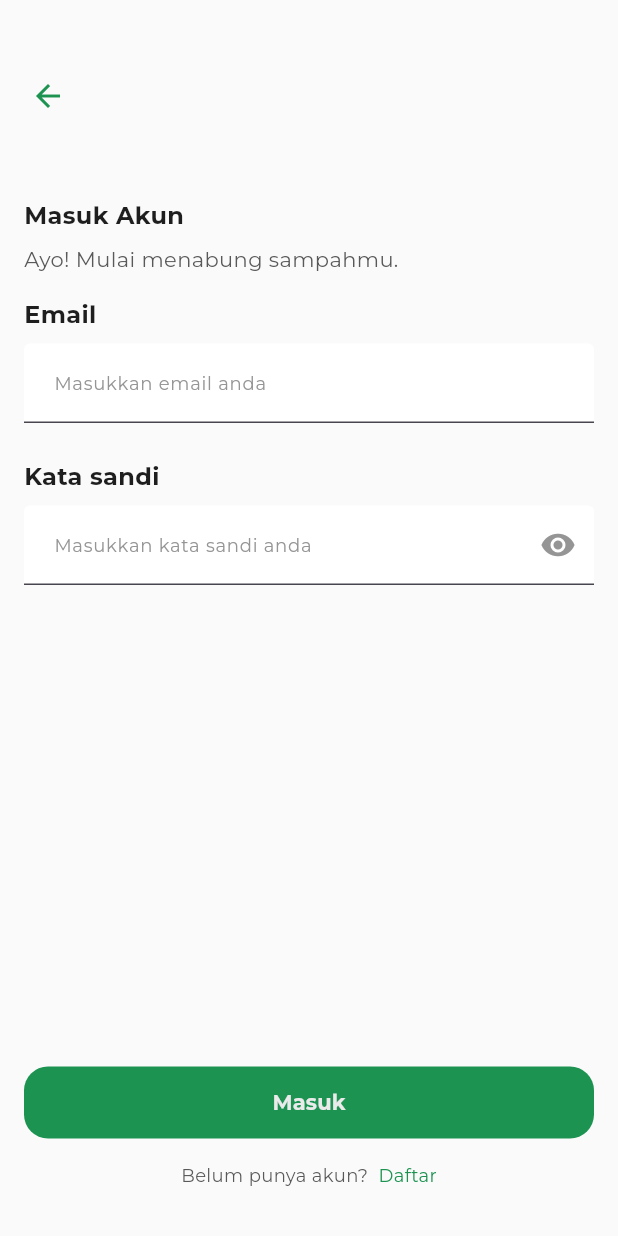
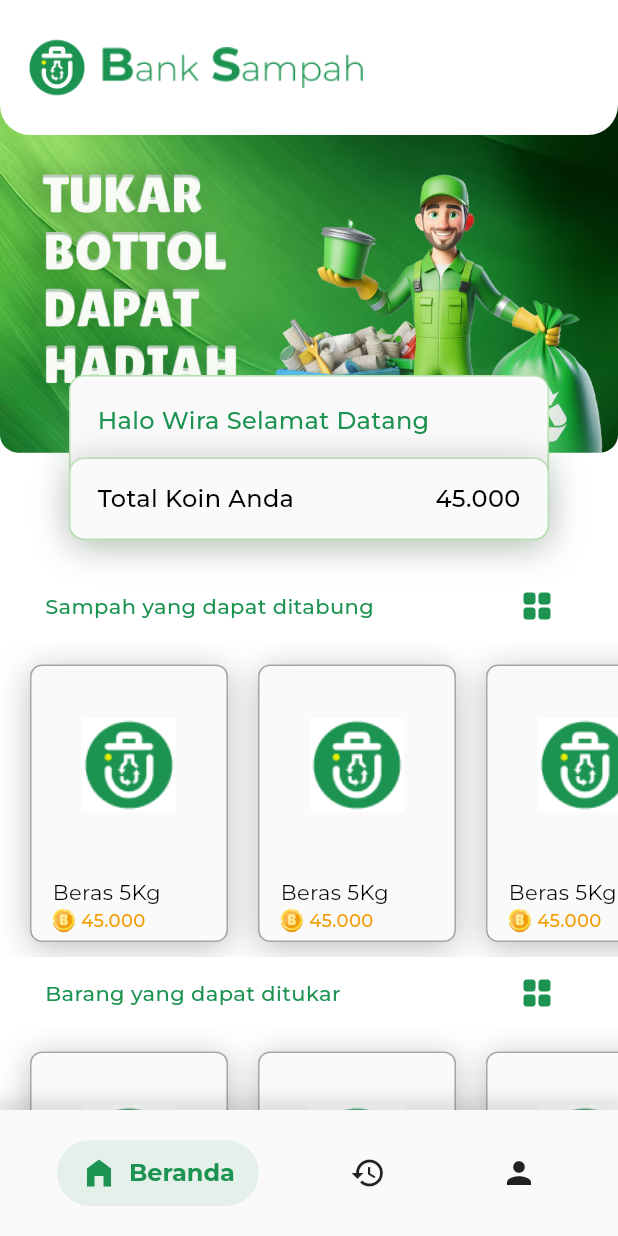
Before and after one commit to WiraRespati/bank_sampah, a Flutter app: the LoginPage screen opened directly, after a tap on "Masuk", on a phone screen of 412 x 824 dp. Run offline on Flutter 3.47's test engine with Material 3 defaults, Android fonts, the phone set to English and light mode, and no system bars; drawn by our look-alikes of auto_size_text, salomon_bottom_bar; our stand-ins replace firebase_core, get, google_fonts; accounts and stored records are empty.

Commit message:
Slicing UI Home Page

```diff
--- /dev/null
+++ b/lib/controller/user/bottom_navbar_controller.dart
@@ -0,0 +1,9 @@
+import 'package:get/get.dart';
+
+class BottomNavbarController extends GetxController {
+  var currentIndex = 0.obs;
+
+  void changeIndex(int index) {
+    currentIndex.value = index;
+  }
+}
--- a/lib/main.dart
+++ b/lib/main.dart
@@ -1,6 +1,6 @@
 import 'package:bank_sampah/firebase_options.dart';
 import 'package:bank_sampah/utils/color_constant.dart';
-import 'package:bank_sampah/view/user/register/register_page.dart';
+import 'package:bank_sampah/view/user/onboarding/onboarding_page.dart';
 import 'package:firebase_core/firebase_core.dart';
 import 'package:flutter/material.dart';
 import 'package:get/get_navigation/src/root/get_material_app.dart';
@@ -25,7 +25,7 @@ class MyApp extends StatelessWidget {
         ),
       ),
       debugShowCheckedModeBanner: false,
-      home: const RegisterPage(),
+      home:  const OnboardingPage(),
     );
   }
 }
--- /dev/null
+++ b/lib/view/user/bottom_navbar/bottom_navbar.dart
@@ -0,0 +1,89 @@
+import 'package:bank_sampah/controller/user/bottom_navbar_controller.dart';
+import 'package:bank_sampah/utils/color_constant.dart';
+import 'package:bank_sampah/utils/text_style_constant.dart';
+import 'package:bank_sampah/view/user/home/home_page.dart';
+import 'package:flutter/material.dart';
+import 'package:get/get.dart';
+import 'package:salomon_bottom_bar/salomon_bottom_bar.dart';
+
+class BottomNavbar extends StatelessWidget {
+  BottomNavbar({super.key});
+
+  final BottomNavbarController controller = Get.put(BottomNavbarController());
+
+  @override
+  Widget build(BuildContext context) {
+    return Scaffold(
+      body: Obx(() => Center(
+            child: _getSelectedWidget(controller.currentIndex.value),
+          )),
+      bottomNavigationBar: Obx(() => Container(
+            height: 84,
+            padding: const EdgeInsets.symmetric(horizontal: 30),
+            decoration: BoxDecoration(
+              color: ColorNeutral.neutral50,
+              boxShadow: [
+                BoxShadow(
+                  color: Colors.black.withOpacity(0.1),
+                  spreadRadius: 5,
+                  blurRadius: 7,
+                  offset: const Offset(0, -3),
+                ),
+              ],
+            ),
+            child: SalomonBottomBar(
+              backgroundColor: ColorNeutral.neutral50,
+              currentIndex: controller.currentIndex.value,
+              onTap: (index) {
+                controller.changeIndex(index);
+              },
+              items: [
+                SalomonBottomBarItem(
+                  icon: const Icon(Icons.home_filled),
+                  title: Text(
+                    "Beranda",
+                    style: TextStyleCollection.captionBold.copyWith(
+                      fontSize: 16,
+                    ),
+                  ),
+                  selectedColor: ColorPrimary.primary100,
+                ),
+                SalomonBottomBarItem(
+                  icon: const Icon(Icons.history),
+                  title: Text(
+                    "Riwayat",
+                    style: TextStyleCollection.captionBold.copyWith(
+                      fontSize: 16,
+                    ),
+                  ),
+                  selectedColor: ColorPrimary.primary100,
+                ),
+                SalomonBottomBarItem(
+                  icon: const Icon(Icons.person),
+                  title: Text(
+                    "Profil",
+                    style: TextStyleCollection.captionBold.copyWith(
+                      fontSize: 16,
+                    ),
+                  ),
+                  selectedColor: ColorPrimary.primary100,
+                ),
+              ],
+            ),
+          )),
+    );
+  }
+
+  Widget _getSelectedWidget(int index) {
+    switch (index) {
+      case 0:
+        return const Center(child: HomePage());
+      case 1:
+        return const Center(child: Text("History Page"));
+      case 2:
+        return const Center(child: Text("Profile Page"));
+      default:
+        return const Center(child: Text("Home Page"));
+    }
+  }
+}
--- /dev/null
+++ b/lib/view/user/home/home_page.dart
@@ -0,0 +1,257 @@
+import 'package:bank_sampah/utils/color_constant.dart';
+import 'package:bank_sampah/utils/text_style_constant.dart';
+import 'package:bank_sampah/view/user/home/item_home_widget.dart';
+import 'package:flutter/material.dart';
+
+class HomePage extends StatelessWidget {
+  const HomePage({super.key});
+
+  @override
+  Widget build(BuildContext context) {
+    return Scaffold(
+      backgroundColor: ColorCollection.white,
+      body: SingleChildScrollView(
+        child: Column(
+          children: [
+            SizedBox(
+              height: 380,
+              width: double.infinity,
+              child: Stack(
+                children: [
+                  Padding(
+                    padding: const EdgeInsets.only(top: 70),
+                    child: ClipRRect(
+                      borderRadius: const BorderRadius.only(
+                        bottomLeft: Radius.circular(12),
+                        bottomRight: Radius.circular(12),
+                      ),
+                      child: Image.asset(
+                        'assets/images/banner_home.png',
+                        width: double.infinity,
+                      ),
+                    ),
+                  ),
+                  Container(
+                    height: 90,
+                    width: double.infinity,
+                    decoration: BoxDecoration(
+                      color: ColorCollection.white,
+                      borderRadius: const BorderRadius.only(
+                        bottomLeft: Radius.circular(20),
+                        bottomRight: Radius.circular(20),
+                      ),
+                    ),
+                    child: Row(
+                      children: [
+                        Row(
+                          children: [
+                            const SizedBox(
+                              width: 18,
+                            ),
+                            Image.asset(
+                              'assets/images/logobanksampah.jpg',
+                              height: 40,
+                              width: 40,
+                            ),
+                            const SizedBox(
+                              width: 10,
+                            ),
+                            Image.asset(
+                              'assets/images/banksampah_title.jpg',
+                              height: 37,
+                              width: 174,
+                            ),
+                          ],
+                        ),
+                      ],
+                    ),
+                  ),
+                  Positioned(
+                    top: 250,
+                    left: 0,
+                    right: 0,
+                    child: Center(
+                      child: Stack(
+                        children: [
+                          Container(
+                            padding: const EdgeInsets.only(
+                              left: 18,
+                              right: 2,
+                            ),
+                            height: 110,
+                            width: 320,
+                            decoration: BoxDecoration(
+                              color: ColorNeutral.neutral50,
+                              border: Border.all(
+                                color: const Color(0xFFB6E0B1),
+                                width: 1,
+                              ),
+                              borderRadius: const BorderRadius.only(
+                                topLeft: Radius.circular(10),
+                                topRight: Radius.circular(10),
+                                bottomLeft: Radius.circular(10),
+                                bottomRight: Radius.circular(10),
+                              ),
+                              boxShadow: [
+                                BoxShadow(
+                                  color:
+                                      const Color(0xFFB6E0B1).withOpacity(0.25),
+                                  offset: const Offset(0, 4),
+                                  blurRadius: 20,
+                                  spreadRadius: 0,
+                                ),
+                              ],
+                            ),
+                            child: Padding(
+                              padding: const EdgeInsets.only(top: 18),
+                              child: Text(
+                                "Halo Wira Selamat Datang",
+                                style:
+                                    TextStyleCollection.captionMedium.copyWith(
+                                  fontSize: 16,
+                                  color: ColorPrimary.primary100,
+                                ),
+                              ),
+                            ),
+                          ),
+                          Positioned(
+                            top: 55,
+                            child: Container(
+                                height: 55,
+                                width: 320,
+                                decoration: BoxDecoration(
+                                  color: ColorNeutral.neutral50,
+                                  border: Border.all(
+                                    color: const Color(0xFFB6E0B1),
+                                    width: 1,
+                                  ),
+                                  borderRadius: BorderRadius.circular(10),
+                                  boxShadow: [
+                                    BoxShadow(
+                                      color: const Color(0xFF000000)
+                                          .withOpacity(0.25),
+                                      offset: const Offset(0, 4),
+                                      blurRadius: 20,
+                                      spreadRadius: 0,
+                                    ),
+                                  ],
+                                ),
+                                child: Row(
+                                  mainAxisAlignment:
+                                      MainAxisAlignment.spaceBetween,
+                                  children: [
+                                    Padding(
+                                      padding: const EdgeInsets.only(
+                                        left: 18,
+                                      ),
+                                      child: Text(
+                                        "Total Koin Anda",
+                                        style: TextStyleCollection.captionMedium
+                                            .copyWith(
+                                          fontSize: 16,
+                                          color: ColorCollection.black,
+                                        ),
+                                      ),
+                                    ),
+                                    Padding(
+                                      padding: const EdgeInsets.only(
+                                        right: 18,
+                                      ),
+                                      child: Text(
+                                        '45.000',
+                                        style: TextStyleCollection.captionMedium
+                                            .copyWith(
+                                          fontSize: 16,
+                                          color: ColorCollection.black,
+                                        ),
+                                      ),
+                                    )
+                                  ],
+                                )),
+                          )
+                        ],
+                      ),
+                    ),
+                  ),
+                ],
+              ),
+            ),
+            Row(
+              mainAxisAlignment: MainAxisAlignment.spaceBetween,
+              children: [
+                Padding(
+                  padding: const EdgeInsets.only(left: 30),
+                  child: Text(
+                    'Sampah yang dapat ditabung',
+                    style: TextStyleCollection.captionMedium.copyWith(
+                      fontSize: 14,
+                      color: ColorPrimary.primary100,
+                    ),
+                  ),
+                ),
+                Padding(
+                  padding: const EdgeInsets.only(right: 30),
+                  child: IconButton(
+                    color: ColorPrimary.primary100,
+                    onPressed: () {},
+                    icon: const Icon(
+                      Icons.grid_view_rounded,
+                    ),
+                  ),
+                ),
+              ],
+            ),
+            SizedBox(
+              height: 210,
+              child: ListView.builder(
+                scrollDirection: Axis.horizontal,
+                itemCount: 5,
+                itemBuilder: (context, index) {
+                  return const ItemHomeWidget();
+                },
+              ),
+            ),
+            Row(
+              mainAxisAlignment: MainAxisAlignment.spaceBetween,
+              children: [
+                Padding(
+                  padding: const EdgeInsets.only(left: 30),
+                  child: Text(
+                    'Barang yang dapat ditukar',
+                    style: TextStyleCollection.captionMedium.copyWith(
+                      fontSize: 14,
+                      color: ColorPrimary.primary100,
+                    ),
+                  ),
+                ),
+                Padding(
+                  padding: const EdgeInsets.only(right: 30),
+                  child: IconButton(
+                    color: ColorPrimary.primary100,
+                    onPressed: () {},
+                    icon: const Icon(
+                      Icons.grid_view_rounded,
+                    ),
+                  ),
+                ),
+              ],
+            ),
+            SizedBox(
+              height: 210,
+              child: ListView.builder(
+                scrollDirection: Axis.horizontal,
+                itemCount: 5,
+                itemBuilder: (context, index) {
+                  return const ItemHomeWidget();
+                },
+              ),
+            ),
+            const SizedBox(
+              height: 35,
+            ),
+          ],
+        ),
+      ),
+    );
+  }
+}
--- /dev/null
+++ b/lib/view/user/home/item_home_widget.dart
@@ -0,0 +1,74 @@
+import 'package:bank_sampah/utils/color_constant.dart';
+import 'package:bank_sampah/utils/text_style_constant.dart';
+import 'package:flutter/material.dart';
+
+class ItemHomeWidget extends StatelessWidget {
+  const ItemHomeWidget({super.key});
+
+  @override
+  Widget build(BuildContext context) {
+    return Container(
+      margin: const EdgeInsets.only(left: 20, top: 15, bottom: 10),
+      decoration: BoxDecoration(
+        color: const Color(0xFFFAFAFA),
+        borderRadius: BorderRadius.circular(8),
+        border: Border.all(color: const Color(0xFFA6A6A6), width: 1),
+        boxShadow: const [
+          BoxShadow(
+            color: Color(0x40000000),
+            offset: Offset(0, 4),
+            blurRadius: 18,
+            spreadRadius: 0,
+          ),
+        ],
+      ),
+      width: 132,
+      height: 190,
+      child: Column(
+        crossAxisAlignment: CrossAxisAlignment.start,
+        children: [
+          Image.asset(
+            'assets/images/logobanksampah.jpg',
+            height: 132,
+            width: 132,
+          ),
+          Padding(
+            padding: const EdgeInsets.only(
+              top: 9,
+              left: 14,
+            ),
+            child: Text(
+              'Beras 5Kg',
+              style: TextStyleCollection.caption.copyWith(
+                fontSize: 14,
+                color: ColorCollection.black,
+              ),
+            ),
+          ),
+          Row(
+            children: [
+              const SizedBox(
+                width: 14,
+              ),
+              Image.asset(
+                'assets/images/koin.png',
+                height: 15,
+                width: 15,
+              ),
+              const SizedBox(
+                width: 4,
+              ),
+              Text(
+                "45.000",
+                style: TextStyleCollection.captionMedium.copyWith(
+                  fontSize: 12,
+                  color: const Color(0xFFF39E09),
+                ),
+              )
+            ],
+          )
+        ],
+      ),
+    );
+  }
+}
--- a/lib/view/user/login/login_button.dart
+++ b/lib/view/user/login/login_button.dart
@@ -1,5 +1,6 @@
 import 'package:bank_sampah/controller/user/login_controller.dart';
 import 'package:bank_sampah/utils/color_constant.dart';
+import 'package:bank_sampah/view/user/bottom_navbar/bottom_navbar.dart';
 import 'package:bank_sampah/view/widget/button_widget.dart';
 import 'package:flutter/material.dart';
 import 'package:get/get.dart';
@@ -18,7 +19,9 @@ class LoginButton extends StatelessWidget {
         width: double.infinity,
         height: 48,
         child: ButtonWidget(
-          onPressed: () async {},
+          onPressed: () async {
+            Get.to(BottomNavbar());
+          },
           text: 'Masuk',
           textColor: ColorNeutral.neutral100,
         ),
--- a/lib/view/user/login/login_footer.dart
+++ b/lib/view/user/login/login_footer.dart
@@ -15,7 +15,7 @@ class LoginFooter extends StatelessWidget {
       children: [
         Padding(
           padding:
-              const EdgeInsets.only(left: 24, right: 24, bottom: 32, top: 16),
+              const EdgeInsets.only(left: 24, right: 24, bottom: 18, top: 16),
           child: Row(
             mainAxisAlignment: MainAxisAlignment.center,
             children: [
--- a/lib/view/user/register/register_footer.dart
+++ b/lib/view/user/register/register_footer.dart
@@ -1,4 +1,5 @@
 import 'package:bank_sampah/utils/color_constant.dart';
+import 'package:bank_sampah/utils/text_style_constant.dart';
 import 'package:bank_sampah/view/user/login/login_page.dart';
 import 'package:flutter/material.dart';
 import 'package:get/get_core/src/get_main.dart';
@@ -13,14 +14,23 @@ class RegisterFooter extends StatelessWidget {
       child: Row(
         mainAxisAlignment: MainAxisAlignment.center,
         children: [
-          const Text('Sudah punya akun? '),
+          Text(
+            'Sudah punya akun? ',
+            style: TextStyleCollection.caption.copyWith(
+              fontSize: 12,
+              color: ColorNeutral.neutral700,
+            ),
+          ),
           InkWell(
             onTap: () {
               Get.to(() => const LoginPage());
             },
             child: Text(
               'Masuk',
-              style: TextStyle(color: ColorPrimary.primary100),
+              style: TextStyleCollection.caption.copyWith(
+                fontSize: 12,
+                color: ColorPrimary.primary100,
+              ),
             ),
           ),
         ],
--- a/lib/view/user/register/register_page.dart
+++ b/lib/view/user/register/register_page.dart
@@ -37,7 +37,7 @@ class RegisterPage extends StatelessWidget {
                   ),
                   const SizedBox(height: 16),
                   const RegisterFooter(),
-                  const SizedBox(height: 18),
+                  const SizedBox(height: 19),
                 ],
               ),
             ],
--- a/pubspec.yaml
+++ b/pubspec.yaml
@@ -39,6 +39,7 @@ dependencies:
   firebase_core: ^3.3.0
   auto_size_text: ^3.0.0
   google_fonts: ^6.2.1
+  salomon_bottom_bar: ^3.3.2
 
 dev_dependencies:
   flutter_test:
```
Also changed, not shown: assets/images/banner_home.png (added), assets/images/koin.png (added), pubspec.lock.
